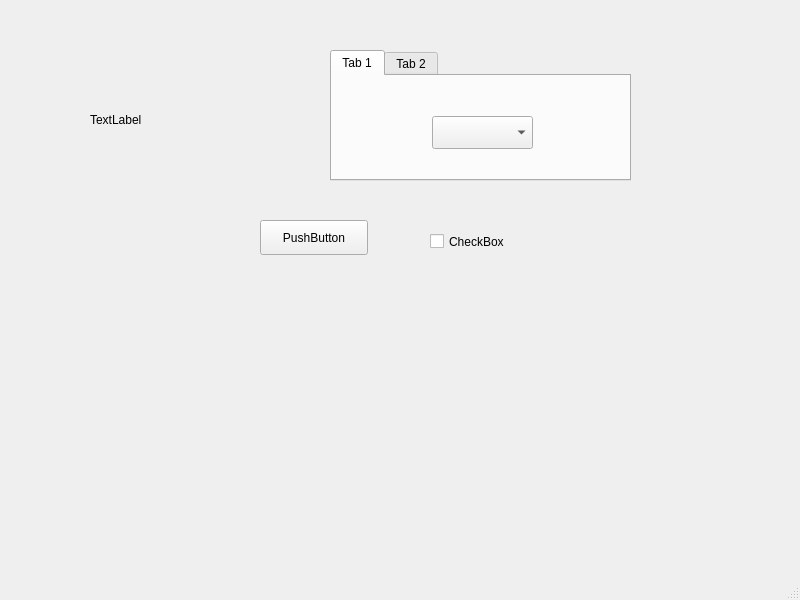
Old version of the form ui/mainwindow.ui in the repository lasest/manuwrite.
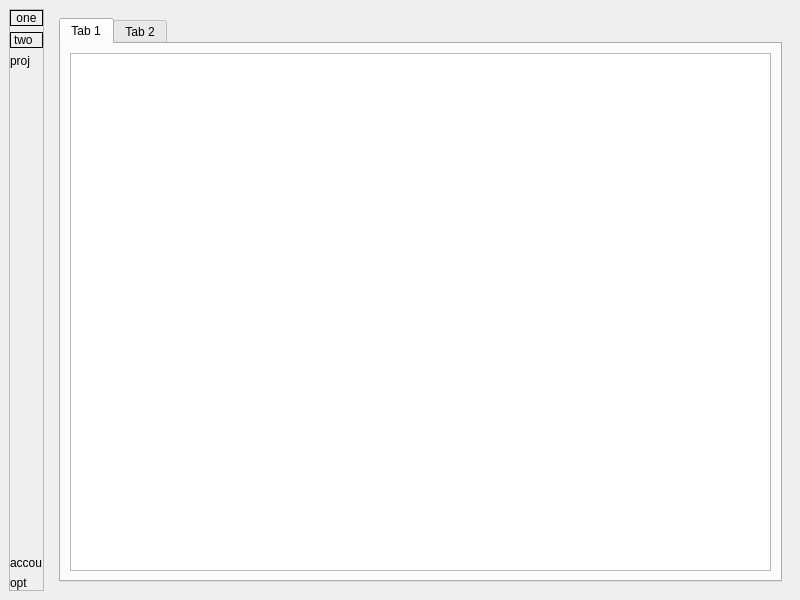
New version of the form. The open tabs and pages were chosen to show the change. Custom widgets are drawn as their Qt base class.

Patch:
```diff
--- a/ui/mainwindow.ui
+++ b/ui/mainwindow.ui
@@ -14,101 +14,193 @@
    <string>MainWindow</string>
   </property>
   <widget class="QWidget" name="centralwidget">
-   <widget class="QPushButton" name="pushButton">
-    <property name="geometry">
-     <rect>
-      <x>260</x>
-      <y>220</y>
-      <width>108</width>
-      <height>35</height>
-     </rect>
-    </property>
-    <property name="text">
-     <string>PushButton</string>
-    </property>
-   </widget>
-   <widget class="QCheckBox" name="checkBox">
-    <property name="geometry">
-     <rect>
-      <x>430</x>
-      <y>230</y>
-      <width>107</width>
-      <height>23</height>
-     </rect>
-    </property>
-    <property name="text">
-     <string>CheckBox</string>
-    </property>
-   </widget>
-   <widget class="QLabel" name="label">
-    <property name="geometry">
-     <rect>
-      <x>90</x>
-      <y>110</y>
-      <width>76</width>
-      <height>19</height>
-     </rect>
-    </property>
-    <property name="text">
-     <string>TextLabel</string>
-    </property>
-   </widget>
-   <widget class="QTabWidget" name="tabWidget">
-    <property name="geometry">
-     <rect>
-      <x>330</x>
-      <y>50</y>
-      <width>301</width>
-      <height>131</height>
-     </rect>
-    </property>
-    <property name="currentIndex">
-     <number>0</number>
-    </property>
-    <widget class="QWidget" name="tab">
-     <attribute name="title">
-      <string>Tab 1</string>
-     </attribute>
-     <widget class="QComboBox" name="comboBox">
-      <property name="geometry">
-       <rect>
-        <x>100</x>
-        <y>40</y>
-        <width>101</width>
-        <height>33</height>
-       </rect>
+   <layout class="QHBoxLayout" name="horizontalLayout">
+    <item>
+     <widget class="QFrame" name="MainTabsFrame">
+      <property name="sizePolicy">
+       <sizepolicy hsizetype="Fixed" vsizetype="Preferred">
+        <horstretch>0</horstretch>
+        <verstretch>0</verstretch>
+       </sizepolicy>
       </property>
-     </widget>
-    </widget>
-    <widget class="QWidget" name="tab_2">
-     <attribute name="title">
-      <string>Tab 2</string>
-     </attribute>
-     <widget class="QTextEdit" name="textEdit">
-      <property name="geometry">
-       <rect>
-        <x>80</x>
-        <y>0</y>
-        <width>104</width>
-        <height>87</height>
-       </rect>
+      <property name="frameShape">
+       <enum>QFrame::StyledPanel</enum>
       </property>
+      <property name="frameShadow">
+       <enum>QFrame::Raised</enum>
+      </property>
+      <layout class="QVBoxLayout" name="verticalLayout">
+       <property name="leftMargin">
+        <number>0</number>
+       </property>
+       <property name="topMargin">
+        <number>0</number>
+       </property>
+       <property name="rightMargin">
+        <number>0</number>
+       </property>
+       <property name="bottomMargin">
+        <number>0</number>
+       </property>
+       <item>
+        <widget class="QLabelClickable" name="EditorTabLabel">
+         <property name="frameShape">
+          <enum>QFrame::Box</enum>
+         </property>
+         <property name="text">
+          <string>one</string>
+         </property>
+         <property name="alignment">
+          <set>Qt::AlignCenter</set>
+         </property>
+        </widget>
+       </item>
+       <item>
+        <widget class="QLabelClickable" name="GitTabLabel">
+         <property name="frameShape">
+          <enum>QFrame::Box</enum>
+         </property>
+         <property name="text">
+          <string>two</string>
+         </property>
+        </widget>
+       </item>
+       <item>
+        <widget class="QLabelClickable" name="ProjectTabLabel">
+         <property name="text">
+          <string>proj</string>
+         </property>
+        </widget>
+       </item>
+       <item>
+        <spacer name="MainTabsSpacer">
+         <property name="orientation">
+          <enum>Qt::Vertical</enum>
+         </property>
+         <property name="sizeHint" stdset="0">
+          <size>
+           <width>20</width>
+           <height>40</height>
+          </size>
+         </property>
+        </spacer>
+       </item>
+       <item>
+        <widget class="QLabel" name="SettingsLabel">
+         <property name="text">
+          <string>accou</string>
+         </property>
+        </widget>
+       </item>
+       <item>
+        <widget class="QLabel" name="UserAccounLabel">
+         <property name="text">
+          <string>opt</string>
+         </property>
+        </widget>
+       </item>
+      </layout>
      </widget>
-    </widget>
-   </widget>
+    </item>
+    <item>
+     <layout class="QVBoxLayout" name="MainVerticalLayout">
+      <item>
+       <widget class="QStackedWidget" name="MainStackedWidget">
+        <property name="currentIndex">
+         <number>1</number>
+        </property>
+        <widget class="QWidget" name="WelcomePage">
+         <layout class="QHBoxLayout" name="horizontalLayout_4">
+          <item>
+           <widget class="QLabel" name="label_3">
+            <property name="text">
+             <string>Welcome page</string>
+            </property>
+            <property name="alignment">
+             <set>Qt::AlignCenter</set>
+            </property>
+           </widget>
+          </item>
+         </layout>
+        </widget>
+        <widget class="QWidget" name="EdtiorPage">
+         <layout class="QVBoxLayout" name="verticalLayout_2">
+          <item>
+           <widget class="QTabWidget" name="tabWidget">
+            <property name="currentIndex">
+             <number>1</number>
+            </property>
+            <widget class="QWidget" name="tab">
+             <attribute name="title">
+              <string>Tab 1</string>
+             </attribute>
+             <layout class="QVBoxLayout" name="verticalLayout_3">
+              <item>
+               <widget class="TextEditor" name="MainEditor"/>
+              </item>
+             </layout>
+            </widget>
+            <widget class="QWidget" name="tab_2">
+             <attribute name="title">
+              <string>Tab 2</string>
+             </attribute>
+             <layout class="QHBoxLayout" name="horizontalLayout_5">
+              <item>
+               <widget class="TextEditor" name="textEdit"/>
+              </item>
+             </layout>
+            </widget>
+           </widget>
+          </item>
+         </layout>
+        </widget>
+        <widget class="QWidget" name="GitPage">
+         <layout class="QHBoxLayout" name="horizontalLayout_2">
+          <item>
+           <widget class="QLabel" name="label">
+            <property name="text">
+             <string>Git tab</string>
+            </property>
+            <property name="alignment">
+             <set>Qt::AlignCenter</set>
+            </property>
+           </widget>
+          </item>
+         </layout>
+        </widget>
+        <widget class="QWidget" name="ProjectPage">
+         <layout class="QHBoxLayout" name="horizontalLayout_3">
+          <item>
+           <widget class="QLabel" name="label_2">
+            <property name="text">
+             <string>Project tab</string>
+            </property>
+            <property name="alignment">
+             <set>Qt::AlignCenter</set>
+            </property>
+           </widget>
+          </item>
+         </layout>
+        </widget>
+       </widget>
+      </item>
+     </layout>
+    </item>
+   </layout>
   </widget>
-  <widget class="QMenuBar" name="menubar">
-   <property name="geometry">
-    <rect>
-     <x>0</x>
-     <y>0</y>
-     <width>800</width>
-     <height>35</height>
-    </rect>
-   </property>
-  </widget>
-  <widget class="QStatusBar" name="statusbar"/>
  </widget>
+ <customwidgets>
+  <customwidget>
+   <class>QLabelClickable</class>
+   <extends>QLabel</extends>
+   <header>gui_components.qlabel_clickable</header>
+  </customwidget>
+  <customwidget>
+   <class>TextEditor</class>
+   <extends>QTextEdit</extends>
+   <header>gui_components.text_editor.h</header>
+  </customwidget>
+ </customwidgets>
  <resources/>
  <connections/>
 </ui>
```
